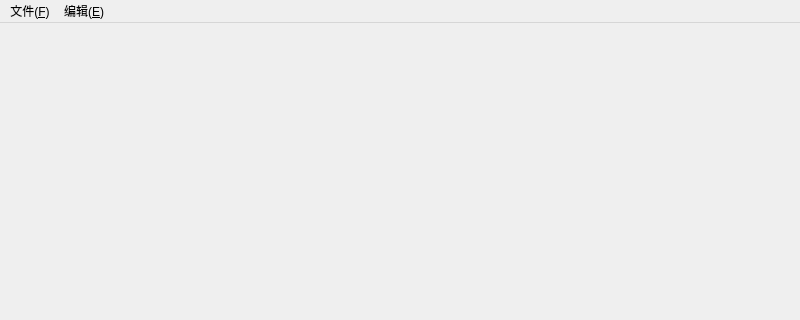
Above: Qbsidian/mainwindow.ui from xiangzhen-meng/Qbsidian before the change; both pictures show x 0 to 800 and y 0 to 320 of the 800 by 600 pixel window. Below: the same form after it.
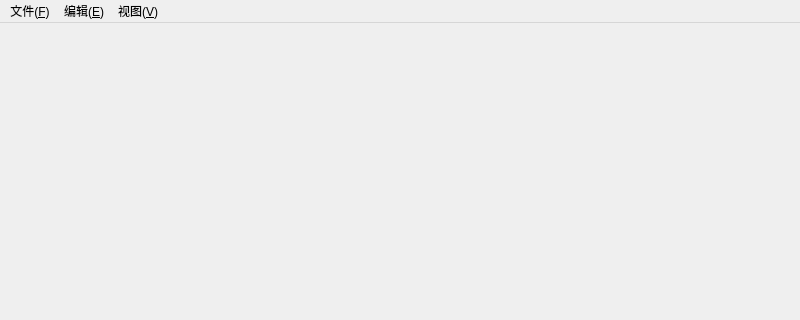
That is the form after the change.

Diff of the .ui file:
```diff
--- a/Qbsidian/mainwindow.ui
+++ b/Qbsidian/mainwindow.ui
@@ -45,7 +45,7 @@
      <x>0</x>
      <y>0</y>
      <width>800</width>
-     <height>21</height>
+     <height>33</height>
     </rect>
    </property>
    <widget class="QMenu" name="menuFile">
@@ -61,8 +61,15 @@
     <addaction name="actionUndo"/>
     <addaction name="actionRedo"/>
    </widget>
+   <widget class="QMenu" name="menuView">
+    <property name="title">
+     <string>视图(&amp;V)</string>
+    </property>
+    <addaction name="actionToggleTheme"/>
+   </widget>
    <addaction name="menuFile"/>
    <addaction name="menuEdit"/>
+   <addaction name="menuView"/>
   </widget>
   <widget class="QStatusBar" name="statusbar"/>
   <action name="actionSave">
```
Left out of the diff: 10 changed lines with no effect on the pictures.
